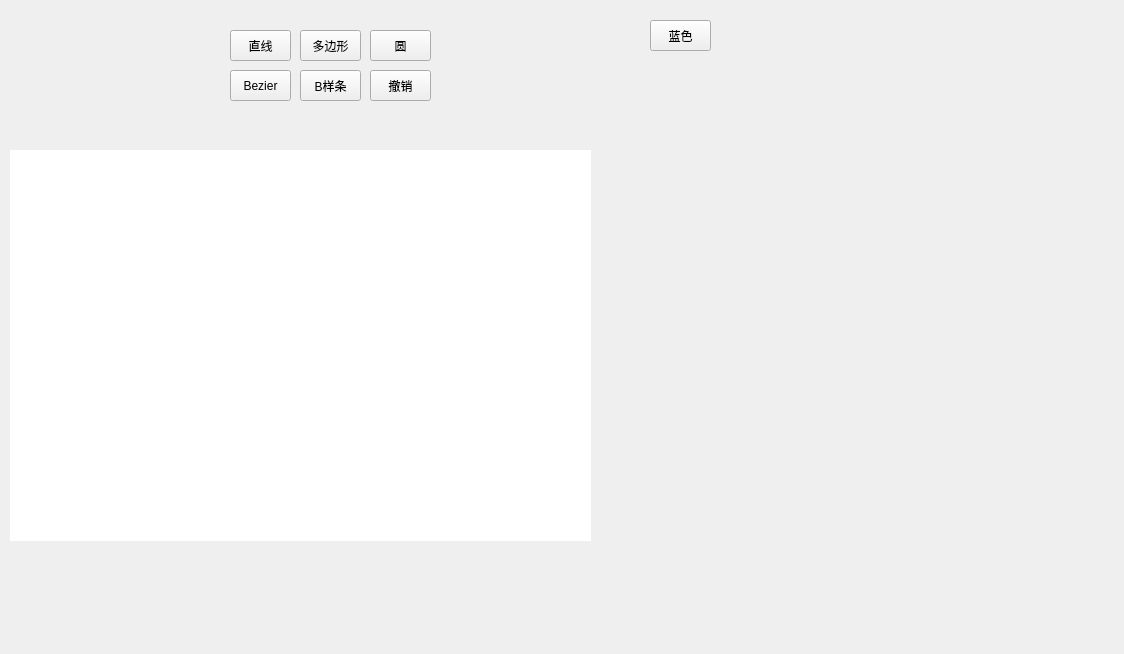
The window that Drawer.ui (NightHunters/Drawer) describes before a commit, drawn with Qt 5.
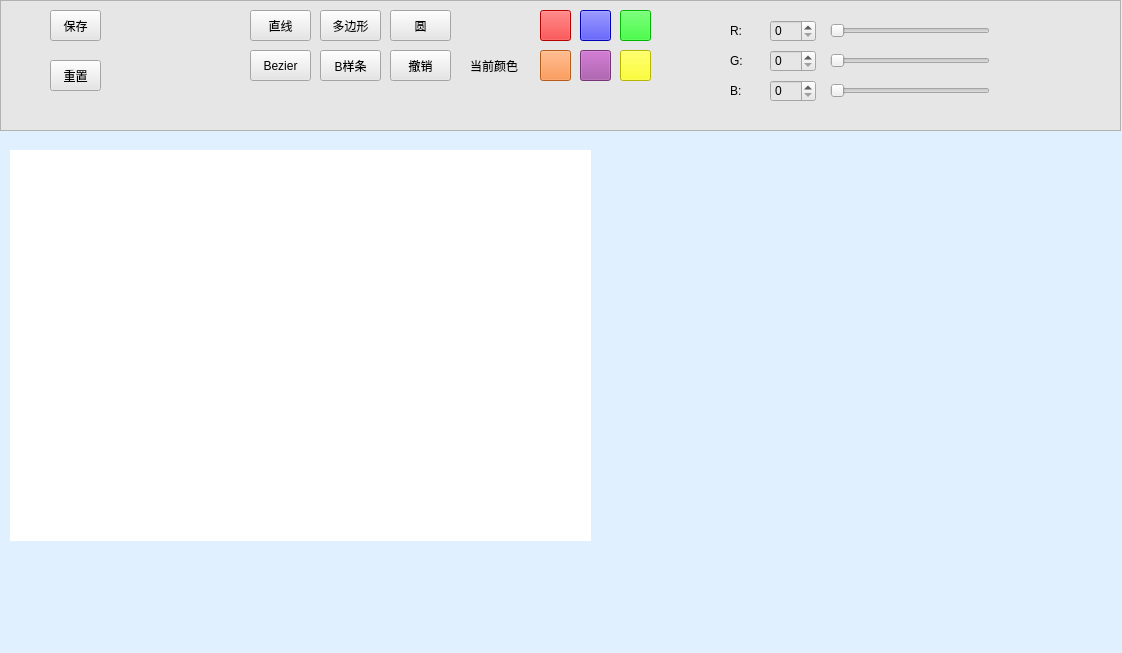
The same window after the commit. Custom widgets are drawn as their Qt base class.

The edit to the form file:
```diff
--- a/Drawer.ui
+++ b/Drawer.ui
@@ -6,18 +6,18 @@
    <rect>
     <x>0</x>
     <y>0</y>
-    <width>1124</width>
-    <height>654</height>
+    <width>1122</width>
+    <height>653</height>
    </rect>
   </property>
   <property name="windowTitle">
    <string>Drawer</string>
   </property>
   <property name="autoFillBackground">
-   <bool>true</bool>
+   <bool>false</bool>
   </property>
   <property name="styleSheet">
-   <string notr="true"/>
+   <string notr="true">background-color: rgb(224, 240, 255);</string>
   </property>
   <widget class="QWidget" name="centralWidget">
    <property name="autoFillBackground">
@@ -43,11 +43,29 @@
 </string>
     </property>
    </widget>
+   <widget class="QFrame" name="frame">
+    <property name="geometry">
+     <rect>
+      <x>0</x>
+      <y>0</y>
+      <width>1121</width>
+      <height>131</height>
+     </rect>
+    </property>
+    <property name="styleSheet">
+     <string notr="true">background-color: rgb(230, 230, 230);</string>
+    </property>
+    <property name="frameShape">
+     <enum>QFrame::StyledPanel</enum>
+    </property>
+    <property name="frameShadow">
+     <enum>QFrame::Raised</enum>
+    </property>
    <widget class="QToolButton" name="Line_Button">
     <property name="geometry">
      <rect>
-      <x>230</x>
-      <y>30</y>
+       <x>250</x>
+       <y>10</y>
       <width>61</width>
       <height>31</height>
      </rect>
@@ -56,24 +74,11 @@
      <string>直线</string>
     </property>
    </widget>
-   <widget class="QToolButton" name="Bule_Color">
-    <property name="geometry">
-     <rect>
-      <x>650</x>
-      <y>20</y>
-      <width>61</width>
-      <height>31</height>
-     </rect>
-    </property>
-    <property name="text">
-     <string>蓝色</string>
-    </property>
-   </widget>
    <widget class="QToolButton" name="Polygon_Button">
     <property name="geometry">
      <rect>
-      <x>300</x>
-      <y>30</y>
+       <x>320</x>
+       <y>10</y>
       <width>61</width>
       <height>31</height>
      </rect>
@@ -85,8 +90,8 @@
    <widget class="QToolButton" name="Eclipse_Button">
     <property name="geometry">
      <rect>
-      <x>370</x>
-      <y>30</y>
+       <x>390</x>
+       <y>10</y>
       <width>61</width>
       <height>31</height>
      </rect>
@@ -98,8 +103,8 @@
    <widget class="QToolButton" name="Bezier_Button">
     <property name="geometry">
      <rect>
-      <x>230</x>
-      <y>70</y>
+       <x>250</x>
+       <y>50</y>
       <width>61</width>
       <height>31</height>
      </rect>
@@ -111,8 +116,8 @@
    <widget class="QToolButton" name="Bspline_Button">
     <property name="geometry">
      <rect>
-      <x>300</x>
-      <y>70</y>
+       <x>320</x>
+       <y>50</y>
       <width>61</width>
       <height>31</height>
      </rect>
@@ -124,8 +129,8 @@
    <widget class="QToolButton" name="Revoke_Button">
     <property name="geometry">
      <rect>
-      <x>370</x>
-      <y>70</y>
+       <x>390</x>
+       <y>50</y>
       <width>61</width>
       <height>31</height>
      </rect>
@@ -134,6 +139,278 @@
      <string>撤销</string>
     </property>
    </widget>
+    <widget class="QToolButton" name="Blue_Color">
+     <property name="geometry">
+      <rect>
+       <x>580</x>
+       <y>10</y>
+       <width>31</width>
+       <height>31</height>
+      </rect>
+     </property>
+     <property name="styleSheet">
+      <string notr="true">background-color: rgb(0, 0, 255);</string>
+     </property>
+     <property name="text">
+      <string/>
+     </property>
+    </widget>
+    <widget class="QToolButton" name="Red_Color">
+     <property name="geometry">
+      <rect>
+       <x>540</x>
+       <y>10</y>
+       <width>31</width>
+       <height>31</height>
+      </rect>
+     </property>
+     <property name="styleSheet">
+      <string notr="true">background-color: rgb(255, 0, 0);</string>
+     </property>
+     <property name="text">
+      <string/>
+     </property>
+    </widget>
+    <widget class="QToolButton" name="Green_Color">
+     <property name="geometry">
+      <rect>
+       <x>620</x>
+       <y>10</y>
+       <width>31</width>
+       <height>31</height>
+      </rect>
+     </property>
+     <property name="styleSheet">
+      <string notr="true">background-color: rgb(0, 255, 0);</string>
+     </property>
+     <property name="text">
+      <string/>
+     </property>
+    </widget>
+    <widget class="QLabel" name="label">
+     <property name="geometry">
+      <rect>
+       <x>470</x>
+       <y>50</y>
+       <width>71</width>
+       <height>31</height>
+      </rect>
+     </property>
+     <property name="text">
+      <string>当前颜色</string>
+     </property>
+    </widget>
+    <widget class="QToolButton" name="Save_Button">
+     <property name="geometry">
+      <rect>
+       <x>50</x>
+       <y>10</y>
+       <width>51</width>
+       <height>31</height>
+      </rect>
+     </property>
+     <property name="text">
+      <string>保存</string>
+     </property>
+    </widget>
+    <widget class="QToolButton" name="Reset_Button">
+     <property name="geometry">
+      <rect>
+       <x>50</x>
+       <y>60</y>
+       <width>51</width>
+       <height>31</height>
+      </rect>
+     </property>
+     <property name="text">
+      <string>重置</string>
+     </property>
+    </widget>
+    <widget class="Color_label" name="Current_Color" native="true">
+     <property name="geometry">
+      <rect>
+       <x>480</x>
+       <y>10</y>
+       <width>31</width>
+       <height>31</height>
+      </rect>
+     </property>
+    </widget>
+    <widget class="QSlider" name="R_Color">
+     <property name="geometry">
+      <rect>
+       <x>830</x>
+       <y>20</y>
+       <width>160</width>
+       <height>22</height>
+      </rect>
+     </property>
+     <property name="maximum">
+      <number>255</number>
+     </property>
+     <property name="orientation">
+      <enum>Qt::Horizontal</enum>
+     </property>
+    </widget>
+    <widget class="QSpinBox" name="R_Box">
+     <property name="geometry">
+      <rect>
+       <x>770</x>
+       <y>20</y>
+       <width>46</width>
+       <height>22</height>
+      </rect>
+     </property>
+     <property name="maximum">
+      <number>255</number>
+     </property>
+    </widget>
+    <widget class="QSpinBox" name="G_Box">
+     <property name="geometry">
+      <rect>
+       <x>770</x>
+       <y>50</y>
+       <width>46</width>
+       <height>22</height>
+      </rect>
+     </property>
+     <property name="maximum">
+      <number>255</number>
+     </property>
+    </widget>
+    <widget class="QSlider" name="G_Color">
+     <property name="geometry">
+      <rect>
+       <x>830</x>
+       <y>50</y>
+       <width>160</width>
+       <height>22</height>
+      </rect>
+     </property>
+     <property name="maximum">
+      <number>255</number>
+     </property>
+     <property name="orientation">
+      <enum>Qt::Horizontal</enum>
+     </property>
+    </widget>
+    <widget class="QSpinBox" name="B_Box">
+     <property name="geometry">
+      <rect>
+       <x>770</x>
+       <y>80</y>
+       <width>46</width>
+       <height>22</height>
+      </rect>
+     </property>
+     <property name="maximum">
+      <number>255</number>
+     </property>
+    </widget>
+    <widget class="QSlider" name="B_Color">
+     <property name="geometry">
+      <rect>
+       <x>830</x>
+       <y>80</y>
+       <width>160</width>
+       <height>22</height>
+      </rect>
+     </property>
+     <property name="maximum">
+      <number>255</number>
+     </property>
+     <property name="orientation">
+      <enum>Qt::Horizontal</enum>
+     </property>
+    </widget>
+    <widget class="QLabel" name="label_2">
+     <property name="geometry">
+      <rect>
+       <x>730</x>
+       <y>20</y>
+       <width>21</width>
+       <height>21</height>
+      </rect>
+     </property>
+     <property name="text">
+      <string>R:</string>
+     </property>
+    </widget>
+    <widget class="QLabel" name="label_3">
+     <property name="geometry">
+      <rect>
+       <x>730</x>
+       <y>50</y>
+       <width>21</width>
+       <height>21</height>
+      </rect>
+     </property>
+     <property name="text">
+      <string>G:</string>
+     </property>
+    </widget>
+    <widget class="QLabel" name="label_4">
+     <property name="geometry">
+      <rect>
+       <x>730</x>
+       <y>80</y>
+       <width>21</width>
+       <height>21</height>
+      </rect>
+     </property>
+     <property name="text">
+      <string>B:</string>
+     </property>
+    </widget>
+    <widget class="QToolButton" name="Orange_Color">
+     <property name="geometry">
+      <rect>
+       <x>540</x>
+       <y>50</y>
+       <width>31</width>
+       <height>31</height>
+      </rect>
+     </property>
+     <property name="styleSheet">
+      <string notr="true">background-color: rgb(255, 127, 39);</string>
+     </property>
+     <property name="text">
+      <string/>
+     </property>
+    </widget>
+    <widget class="QToolButton" name="Purple_Color">
+     <property name="geometry">
+      <rect>
+       <x>580</x>
+       <y>50</y>
+       <width>31</width>
+       <height>31</height>
+      </rect>
+     </property>
+     <property name="styleSheet">
+      <string notr="true">background-color: rgb(163, 73, 164);</string>
+     </property>
+     <property name="text">
+      <string/>
+     </property>
+    </widget>
+    <widget class="QToolButton" name="Yellow_Color">
+     <property name="geometry">
+      <rect>
+       <x>620</x>
+       <y>50</y>
+       <width>31</width>
+       <height>31</height>
+      </rect>
+     </property>
+     <property name="styleSheet">
+      <string notr="true">background-color: rgb(255, 255, 0);</string>
+     </property>
+     <property name="text">
+      <string/>
+     </property>
+    </widget>
+   </widget>
   </widget>
  </widget>
  <layoutdefault spacing="6" margin="11"/>
@@ -144,6 +421,12 @@
    <header location="global">canvas.h</header>
    <container>1</container>
   </customwidget>
+  <customwidget>
+   <class>Color_label</class>
+   <extends>QWidget</extends>
+   <header location="global">color_label.h</header>
+   <container>1</container>
+  </customwidget>
  </customwidgets>
  <resources>
   <include location="Drawer.qrc"/>
```
Lines whose indentation alone changed are shown as unchanged.
